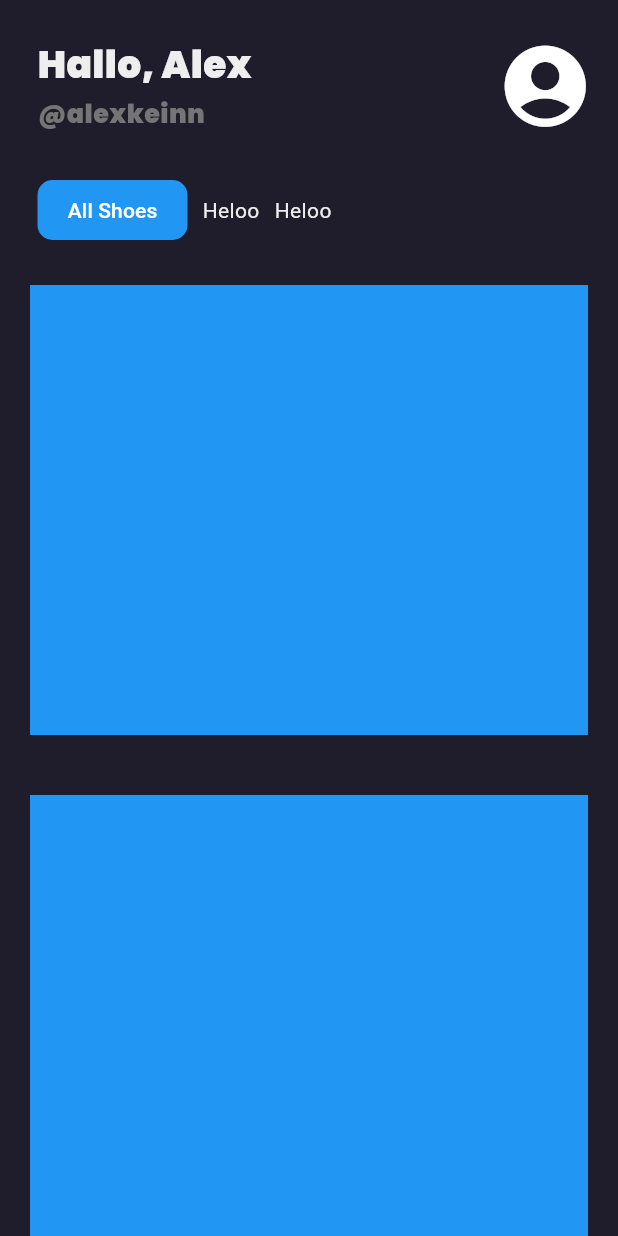
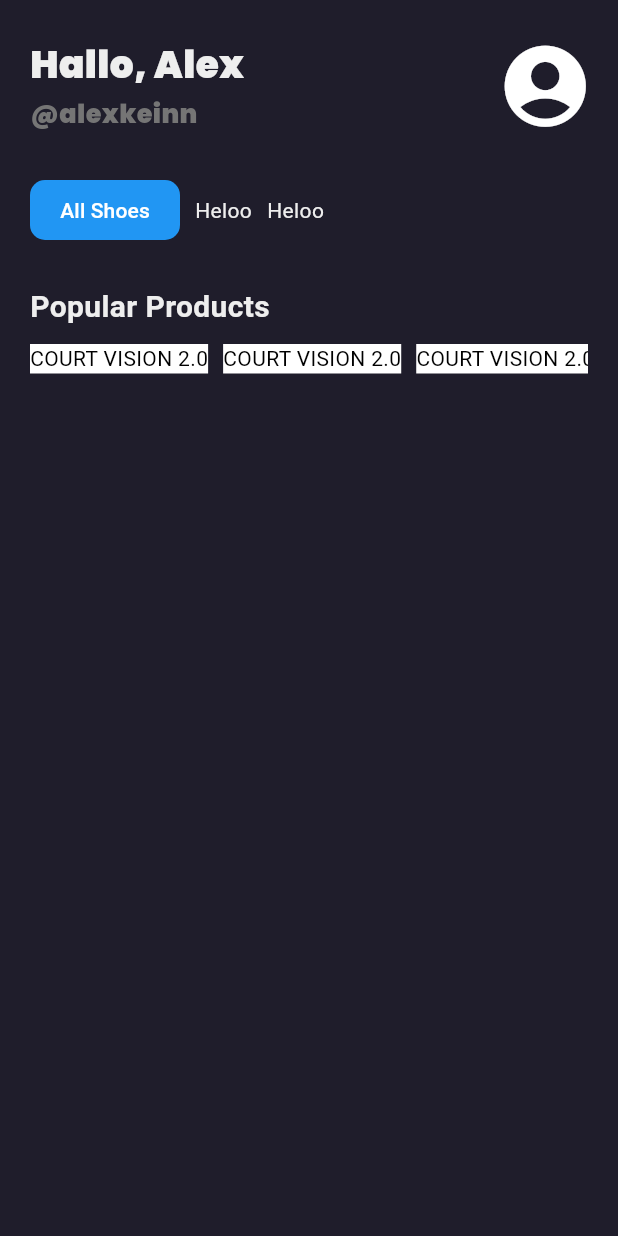
Before and after one commit to gedeastu/ShoesShop, a Flutter app: the HomeMobile screen opened directly, on a phone screen of 412 x 824 dp. Run offline on Flutter 3.47's test engine with Material 3 defaults, Android fonts, the phone set to English and light mode, and no system bars; our stand-ins replace firebase_core, google_fonts, lottie; accounts and stored records are empty; network calls fail.

```diff
--- /dev/null
+++ b/shoesshop/lib/models/Home_Screen_Model/promoProducts.dart
@@ -0,0 +1,15 @@
+class Product{
+   final String name;
+   final double price;
+   final String imageURL;
+   final String type;
+   bool isClicked;
+
+   Product({
+    required this.name,
+    required this.price,
+    required this.imageURL,
+    required this.type,
+    this.isClicked = false
+   });
+}
--- /dev/null
+++ b/shoesshop/lib/models/Home_Screen_Model/subnavigationHome.dart
@@ -0,0 +1,9 @@
+class SubNav{
+  final String name;
+  final double url;
+
+  SubNav({
+    required this.name,
+    required this.url
+  });
+}
--- a/shoesshop/lib/pages/Home/mobile/HomeMobile.dart
+++ b/shoesshop/lib/pages/Home/mobile/HomeMobile.dart
@@ -1,6 +1,7 @@
+import 'package:app/models/Home_Screen_Model/promoProducts.dart';
 import 'package:flutter/material.dart';
 //import 'package:flutter_svg/svg.dart';
-import 'package:hive/hive.dart';
+//import 'package:hive/hive.dart';
 import 'package:google_fonts/google_fonts.dart';
 class HomeMobile extends StatefulWidget {
   const HomeMobile({super.key});
@@ -10,7 +11,9 @@ class HomeMobile extends StatefulWidget {
 }
 
 class _HomeMobileState extends State<HomeMobile> {
-  late List<Map<String, dynamic>> PopularProducts;
+  List<Product> promoProductsData = [
+    Product(name: "COURT VISION 2.0", price: 58.67, imageURL: "assets/image/courtVision.png", type: "Hiking")
+  ];
   bool isLoading = false;
   //reference box
   // final _box = Hive.box('box');
@@ -53,7 +56,7 @@ class _HomeMobileState extends State<HomeMobile> {
                       mainAxisAlignment: MainAxisAlignment.spaceBetween,
                       children: [
                         Container(
-                          padding: const EdgeInsets.only(left: 25),
+                          padding: const EdgeInsets.only(left: 20),
                           child: Column(
                             mainAxisAlignment: MainAxisAlignment.start,
                             crossAxisAlignment: CrossAxisAlignment.start,
@@ -84,7 +87,7 @@ class _HomeMobileState extends State<HomeMobile> {
             bottom: PreferredSize(
               preferredSize: const Size.fromHeight(0),
               child: Container(
-                padding: EdgeInsets.only(right: 25,left: 25,bottom: 10,),
+                padding: EdgeInsets.only(right: 20,left: 20,bottom: 10,),
                 width: double.maxFinite,
                 child: SingleChildScrollView(
 
@@ -117,122 +120,86 @@ class _HomeMobileState extends State<HomeMobile> {
                 ),
               )
             ),
-            // title:
-            //   Container(
-            //     margin: EdgeInsets.only(left: 10),
-            //     child: Column(
-            //       //mainAxisAlignment: MainAxisAlignment.start,
-            //       crossAxisAlignment: CrossAxisAlignment.start,
-            //       children: [
-            //         Text("Hallo, Alex",style: GoogleFonts.poppins(
-            //           fontWeight: FontWeight.bold,
-            //           fontSize: 20,
-            //           color: Colors.grey.shade200
-            //         )),
-            //         SizedBox(height: 5,),
-            //         Text("@alexkeinn",style: GoogleFonts.poppins(
-            //           color: Colors.grey.shade600,
-            //           fontSize: 15,
-            //         ))
-            //       ],
-            //     ),
-            // ),
             backgroundColor: const Color.fromARGB(255, 31, 29, 43),
           ),
-          SliverToBoxAdapter(
+          SliverPadding(
+            padding: EdgeInsets.symmetric(horizontal: 20.0,vertical: 20.0),
+            sliver: SliverList(
+              delegate: SliverChildBuilderDelegate(
+                (context, index) {
+                  return Column(
+                    crossAxisAlignment: CrossAxisAlignment.start,
+                    children: [
+                      Text("Popular Products",style: TextStyle(color: Colors.grey.shade200,fontWeight: FontWeight.bold,fontSize: 20.0),),
+                      SizedBox(height: 10.0,),
+                      SingleChildScrollView(
+                        scrollDirection: Axis.horizontal,
+                        child: Row(
+                          children: [
+                            GestureDetector(
                               child: Container(
-              margin: const EdgeInsets.all(20.0),
-              height: 300,
-              width: 300,
-              color: Colors.blue,
-              child:Container()
+                                decoration: BoxDecoration(
+                                  color: Colors.white
+                                ),
+                                child: Column(
+                                  children: [
+                                    Text(promoProductsData[index].name,style: TextStyle(color: Colors.black),)
+                                  ],
                                 ),
                               ),
-           SliverToBoxAdapter(
+                            ),
+                            SizedBox(width: 10,),
+                            GestureDetector(
                               child: Container(
-              margin: const EdgeInsets.all(20.0),
-              height: 300,
-              width: 300,
-              color: Colors.blue,
+                                decoration: BoxDecoration(
+                                  color: Colors.white
+                                ),
+                                child: Column(
+                                  children: [
+                                    Text(promoProductsData[index].name,style: TextStyle(color: Colors.black),)
+                                  ],
                                 ),
                               ),
-           SliverToBoxAdapter(
+                            ),
+                            SizedBox(width: 10,),
+                            GestureDetector(
                               child: Container(
-              margin: const EdgeInsets.all(20.0),
-              height: 300,
-              width: 300,
-              color: Colors.blue,
+                                decoration: BoxDecoration(
+                                  color: Colors.white
+                                ),
+                                child: Column(
+                                  children: [
+                                    Text(promoProductsData[index].name,style: TextStyle(color: Colors.black),)
+                                  ],
+                                ),
+                              ),
+                            ),
+                            SizedBox(width: 10,),
+                            GestureDetector(
+                              child: Container(
+                                decoration: BoxDecoration(
+                                  color: Colors.white
+                                ),
+                                child: Column(
+                                  children: [
+                                    Text(promoProductsData[index].name,style: TextStyle(color: Colors.black),)
+                                  ],
+                                ),
+                              ),
+                            ),
+                            SizedBox(width: 10,),
+                          ],
+                        ),
+                      ),
+                    ],
+                  );
+                },
+                childCount: promoProductsData.length
+              )
             ),
           )
         ],
       ),
     );
-    // Scaffold(
-    //   backgroundColor: Color.fromARGB(255, 31, 29, 43),
-    //   appBar: AppBar(
-    //     backgroundColor: Color.fromARGB(255, 31, 29, 43),
-    //     foregroundColor: Colors.grey.shade200,
-    //     toolbarHeight: 80,
-    //     title: Container(
-    //       margin: EdgeInsets.only(left: 10),
-    //       child: Column(
-    //         //mainAxisAlignment: MainAxisAlignment.start,
-    //         crossAxisAlignment: CrossAxisAlignment.start,
-    //         children: [
-    //           Text("Hallo, Alex",style: GoogleFonts.poppins(
-    //             fontWeight: FontWeight.bold,
-    //             fontSize: 20
-    //           )),
-    //           SizedBox(height: 3,),
-    //           Text("@alexkeinn",style: GoogleFonts.poppins(
-    //             color: Colors.grey.shade600,
-    //             fontSize: 15
-    //           ))
-    //         ],
-    //       ),
-    //     ),
-    //     actions: [
-
-    //       Container(
-    //         height: 80,
-    //         width: 80,
-    //         margin: EdgeInsets.only(right: 10),
-    //         child: Column(
-    //           crossAxisAlignment: CrossAxisAlignment.center,
-    //           mainAxisAlignment: MainAxisAlignment.center,
-    //           children: [
-    //             IconButton(onPressed: (){}, icon: Icon(Icons.account_circle_rounded,size: 60,color: Colors.blueGrey.shade200,)),
-    //           ],
-    //         )
-    //       )
-    //     ],
-    //   ),
-    //   body: SafeArea(
-    //     child: Container(
-    //       padding: EdgeInsets.symmetric(horizontal: 25,vertical: 10),
-    //       child: Column(
-    //         children: [
-    //           SingleChildScrollView(
-    //             scrollDirection: Axis.horizontal,
-    //             child:Row(
-    //               mainAxisAlignment: MainAxisAlignment.spaceEvenly,
-    //               children: [
-    //                 Text("Hello & Welcome",style: TextStyle(color: Colors.grey.shade200),),
-    //                 Text("Hello & Welcome",style: TextStyle(color: Colors.grey.shade200),),
-    //                 Text("Hello & Welcome",style: TextStyle(color: Colors.grey.shade200),),
-    //                 Text("Hello & Welcome",style: TextStyle(color: Colors.grey.shade200),)
-    //               ],
-    //             ) ,
-    //           ),
-    //           CustomScrollView(
-    //             slivers: [
-
-    //             ],
-    //           )
-    //         ],
-    //       ),
-    //     ),
-    //   ),
-    // );
   }
 }
```
Also changed, not shown: shoesshop/lib/providers/auth.dart (added). Lines whose indentation alone changed are shown as unchanged.
